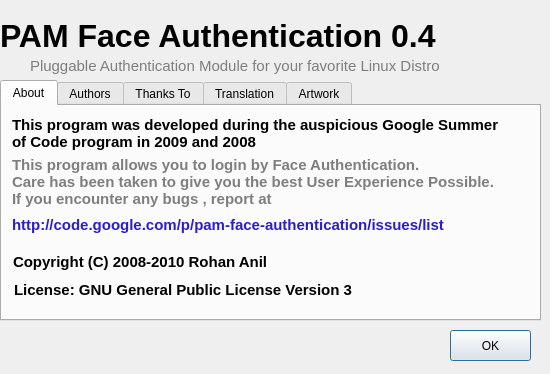
Before: the Qt Designer form qtbranch/data/ui/uifiles/aboutDialog.ui in WilliamRen/pam-face-authentication, drawn with Qt 5.
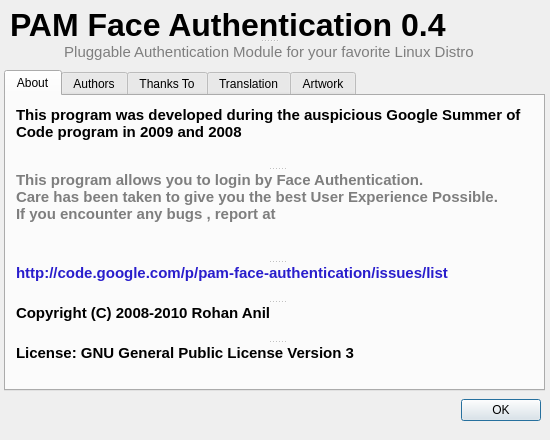
After: the same form once the commit is applied. The open tabs and pages were chosen to show the change. Icons and pictures are not drawn.

Diff of the .ui file:
```diff
--- a/qtbranch/data/ui/uifiles/aboutDialog.ui
+++ b/qtbranch/data/ui/uifiles/aboutDialog.ui
@@ -10,7 +10,7 @@
     <x>0</x>
     <y>0</y>
     <width>550</width>
-    <height>374</height>
+    <height>440</height>
    </rect>
   </property>
   <property name="minimumSize">
@@ -22,7 +22,7 @@
   <property name="maximumSize">
    <size>
     <width>550</width>
-    <height>374</height>
+    <height>440</height>
    </size>
   </property>
   <property name="windowTitle">
@@ -35,59 +35,13 @@
   <property name="modal">
    <bool>true</bool>
   </property>
-  <widget class="QLabel" name="lbl_title">
-   <property name="geometry">
-    <rect>
-     <x>0</x>
-     <y>10</y>
-     <width>531</width>
-     <height>51</height>
-    </rect>
-   </property>
-   <property name="font">
-    <font>
-     <pointsize>24</pointsize>
-     <weight>75</weight>
-     <bold>true</bold>
-    </font>
-   </property>
-   <property name="text">
-    <string notr="true">PAM Face Authentication 0.4</string>
-   </property>
-  </widget>
-  <widget class="QLabel" name="label_2">
-   <property name="geometry">
-    <rect>
-     <x>30</x>
-     <y>50</y>
-     <width>471</width>
-     <height>31</height>
-    </rect>
-   </property>
-   <property name="font">
-    <font>
-     <pointsize>11</pointsize>
-     <weight>50</weight>
-     <bold>false</bold>
-    </font>
-   </property>
-   <property name="styleSheet">
-    <string notr="true">color: rgb(126, 126, 126);</string>
-   </property>
-   <property name="text">
-    <string>Pluggable Authentication Module for your favorite Linux Distro</string>
-   </property>
-   <property name="textFormat">
-    <enum>Qt::PlainText</enum>
-   </property>
-  </widget>
   <widget class="QTabWidget" name="thanks">
    <property name="geometry">
     <rect>
-     <x>0</x>
-     <y>80</y>
+     <x>4</x>
+     <y>70</y>
      <width>541</width>
-     <height>241</height>
+     <height>321</height>
     </rect>
    </property>
    <property name="accessibleDescription">
@@ -100,49 +54,19 @@
     <attribute name="title">
      <string>About</string>
     </attribute>
-    <widget class="QLabel" name="lbl_about">
+    <widget class="QSplitter" name="splitter">
      <property name="geometry">
       <rect>
        <x>10</x>
-       <y>50</y>
+       <y>0</y>
        <width>521</width>
-       <height>51</height>
+       <height>284</height>
       </rect>
      </property>
-     <property name="font">
-      <font>
-       <pointsize>11</pointsize>
-       <weight>75</weight>
-       <bold>true</bold>
-      </font>
+     <property name="orientation">
+      <enum>Qt::Vertical</enum>
      </property>
-     <property name="styleSheet">
-      <string notr="true">color: rgb(126, 126, 126);</string>
-     </property>
-     <property name="text">
-      <string>This program allows you to login by Face Authentication.
-Care has been taken to give you the best User Experience Possible.
-If you encounter any bugs , report at  </string>
-     </property>
-     <property name="textFormat">
-      <enum>Qt::PlainText</enum>
-     </property>
-     <property name="alignment">
-      <set>Qt::AlignLeading|Qt::AlignLeft|Qt::AlignTop</set>
-     </property>
-     <property name="wordWrap">
-      <bool>true</bool>
-     </property>
-    </widget>
     <widget class="QLabel" name="label_4">
-     <property name="geometry">
-      <rect>
-       <x>10</x>
-       <y>10</y>
-       <width>501</width>
-       <height>51</height>
-      </rect>
-     </property>
      <property name="sizePolicy">
       <sizepolicy hsizetype="Expanding" vsizetype="Expanding">
        <horstretch>0</horstretch>
@@ -173,15 +97,57 @@
       <bool>true</bool>
      </property>
     </widget>
+     <widget class="QLabel" name="lbl_about">
+      <property name="font">
+       <font>
+        <pointsize>11</pointsize>
+        <weight>75</weight>
+        <bold>true</bold>
+       </font>
+      </property>
+      <property name="styleSheet">
+       <string notr="true">color: rgb(126, 126, 126);</string>
+      </property>
+      <property name="text">
+       <string>This program allows you to login by Face Authentication.
+Care has been taken to give you the best User Experience Possible.
+If you encounter any bugs , report at  </string>
+      </property>
+      <property name="textFormat">
+       <enum>Qt::PlainText</enum>
+      </property>
+      <property name="alignment">
+       <set>Qt::AlignLeading|Qt::AlignLeft|Qt::AlignTop</set>
+      </property>
+      <property name="wordWrap">
+       <bool>true</bool>
+      </property>
+     </widget>
+     <widget class="QLabel" name="lbl_about_4">
+      <property name="font">
+       <font>
+        <pointsize>11</pointsize>
+        <weight>75</weight>
+        <bold>true</bold>
+       </font>
+      </property>
+      <property name="styleSheet">
+       <string notr="true">color: rgb(41, 29, 204);</string>
+      </property>
+      <property name="text">
+       <string notr="true">http://code.google.com/p/pam-face-authentication/issues/list</string>
+      </property>
+      <property name="textFormat">
+       <enum>Qt::PlainText</enum>
+      </property>
+      <property name="alignment">
+       <set>Qt::AlignLeading|Qt::AlignLeft|Qt::AlignTop</set>
+      </property>
+      <property name="wordWrap">
+       <bool>true</bool>
+      </property>
+     </widget>
     <widget class="QLabel" name="lbl_about_2">
-     <property name="geometry">
-      <rect>
-       <x>11</x>
-       <y>147</y>
-       <width>451</width>
-       <height>23</height>
-      </rect>
-     </property>
      <property name="font">
       <font>
        <pointsize>11</pointsize>
@@ -206,14 +172,6 @@
      </property>
     </widget>
     <widget class="QLabel" name="lbl_about_3">
-     <property name="geometry">
-      <rect>
-       <x>12</x>
-       <y>175</y>
-       <width>395</width>
-       <height>18</height>
-      </rect>
-     </property>
      <property name="font">
       <font>
        <pointsize>11</pointsize>
@@ -237,37 +195,6 @@
       <bool>true</bool>
      </property>
     </widget>
-    <widget class="QLabel" name="lbl_about_4">
-     <property name="geometry">
-      <rect>
-       <x>10</x>
-       <y>110</y>
-       <width>521</width>
-       <height>31</height>
-      </rect>
-     </property>
-     <property name="font">
-      <font>
-       <pointsize>11</pointsize>
-       <weight>75</weight>
-       <bold>true</bold>
-      </font>
-     </property>
-     <property name="styleSheet">
-      <string notr="true">color: rgb(41, 29, 204);</string>
-     </property>
-     <property name="text">
-      <string notr="true">http://code.google.com/p/pam-face-authentication/issues/list</string>
-     </property>
-     <property name="textFormat">
-      <enum>Qt::PlainText</enum>
-     </property>
-     <property name="alignment">
-      <set>Qt::AlignLeading|Qt::AlignLeft|Qt::AlignTop</set>
-     </property>
-     <property name="wordWrap">
-      <bool>true</bool>
-     </property>
     </widget>
    </widget>
    <widget class="QWidget" name="tab">
@@ -436,18 +363,83 @@
     </widget>
    </widget>
   </widget>
+  <widget class="QSplitter" name="splitter_2">
+   <property name="geometry">
+    <rect>
+     <x>10</x>
+     <y>10</y>
+     <width>518</width>
+     <height>51</height>
+    </rect>
+   </property>
+   <property name="orientation">
+    <enum>Qt::Vertical</enum>
+   </property>
+   <widget class="QLabel" name="lbl_title">
+    <property name="font">
+     <font>
+      <pointsize>24</pointsize>
+      <weight>75</weight>
+      <bold>true</bold>
+     </font>
+    </property>
+    <property name="text">
+     <string notr="true">PAM Face Authentication 0.4</string>
+    </property>
+   </widget>
+   <widget class="QLabel" name="label_2">
+    <property name="font">
+     <font>
+      <pointsize>11</pointsize>
+      <weight>50</weight>
+      <bold>false</bold>
+     </font>
+    </property>
+    <property name="styleSheet">
+     <string notr="true">color: rgb(126, 126, 126);</string>
+    </property>
+    <property name="text">
+     <string>Pluggable Authentication Module for your favorite Linux Distro</string>
+    </property>
+    <property name="textFormat">
+     <enum>Qt::PlainText</enum>
+    </property>
+    <property name="alignment">
+     <set>Qt::AlignCenter</set>
+    </property>
+   </widget>
+  </widget>
+  <widget class="QWidget" name="">
+   <property name="geometry">
+    <rect>
+     <x>200</x>
+     <y>390</y>
+     <width>341</width>
+     <height>41</height>
+    </rect>
+   </property>
+   <layout class="QGridLayout" name="gridLayout">
+    <item row="0" column="0">
+     <spacer name="horizontalSpacer">
+      <property name="orientation">
+       <enum>Qt::Horizontal</enum>
+      </property>
+      <property name="sizeHint" stdset="0">
+       <size>
+        <width>40</width>
+        <height>20</height>
+       </size>
+      </property>
+     </spacer>
+    </item>
+    <item row="0" column="1">
   <widget class="QPushButton" name="pb_ok">
-   <property name="geometry">
-    <rect>
-     <x>450</x>
-     <y>330</y>
-     <width>81</width>
-     <height>31</height>
-    </rect>
-   </property>
    <property name="text">
     <string>OK</string>
    </property>
+     </widget>
+    </item>
+   </layout>
   </widget>
  </widget>
  <resources>
```
Left out of the diff: 18 changed lines with no effect on the pictures. Lines whose indentation alone changed are shown as unchanged.
